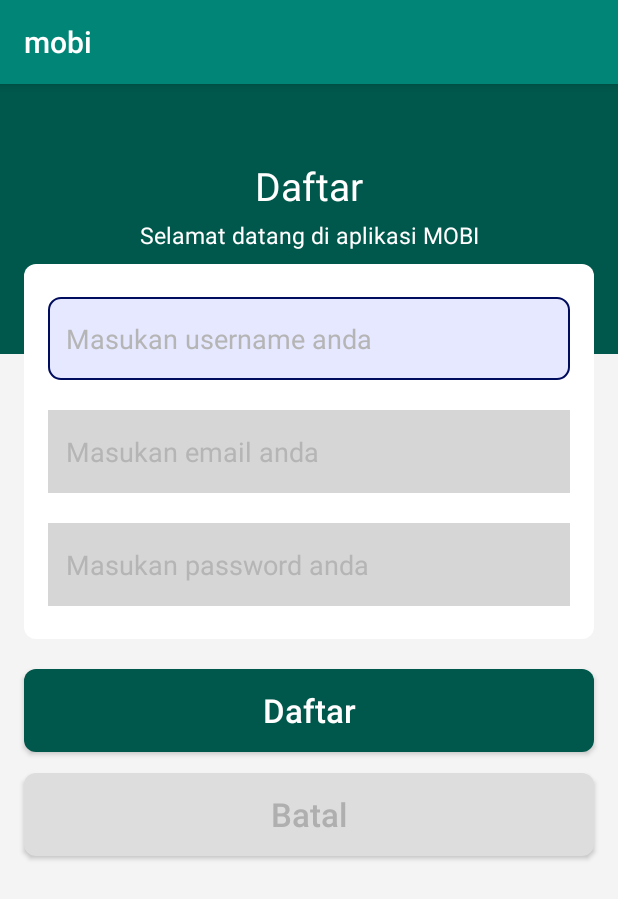
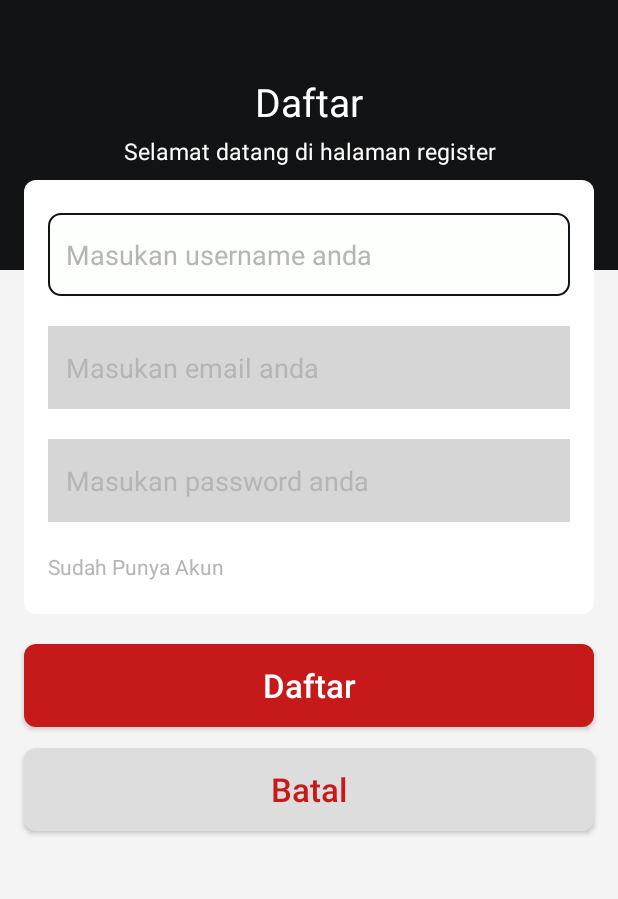
Before and after one commit to smkn5malang/smkcoding_mobi, an Android app: the RegisterActivity screen opened directly, with no data from a screen before it, after a tap on "Daftar", on a phone screen of 412 x 824 dp. Shown: the top 899 px of the screen. Run offline under Robolectric (Android 15) with nearby library versions, the phone set to English and light mode, and no system bars; our stand-ins replace Firebase (no records; nobody signed in at launch, a user with empty details on screens opened directly).

Commit message:
Initial commit

```diff
--- a/app/src/main/java/id/banggibima/mobi/MainActivity.kt
+++ b/app/src/main/java/id/banggibima/mobi/MainActivity.kt
@@ -10,6 +10,6 @@ class MainActivity : AppCompatActivity() {
         super.onCreate(savedInstanceState)
         setContentView(R.layout.activity_main)
 
-        startActivity(Intent(this, LoginActivity::class.java))
+        startActivity(Intent(this, StartActivity::class.java))
     }
 }
--- a/app/src/main/java/id/banggibima/mobi/RegisterActivity.kt
+++ b/app/src/main/java/id/banggibima/mobi/RegisterActivity.kt
@@ -6,6 +6,7 @@ import android.os.Bundle
 import android.view.View
 import android.widget.Button
 import android.widget.EditText
+import android.widget.TextView
 import android.widget.Toast
 import com.google.android.gms.tasks.OnCompleteListener
 import com.google.firebase.auth.FirebaseAuth
@@ -23,6 +24,7 @@ class RegisterActivity : AppCompatActivity() {
 
         val btnRegister = findViewById<View>(R.id.btnRegister) as Button
         val btnCancel = findViewById<View>(R.id.btnCancel) as Button
+        val txtSudahPunyaAkun = findViewById<View>(R.id.txtSudahPunyaAkun) as TextView
 
         mDatabase = FirebaseDatabase.getInstance().getReference("names")
 
@@ -33,6 +35,14 @@ class RegisterActivity : AppCompatActivity() {
         btnCancel.setOnClickListener(View.OnClickListener {
             view -> cancel()
         })
+
+        txtSudahPunyaAkun.setOnClickListener(View.OnClickListener {
+            view -> haveaccount()
+        })
+    }
+
+    private fun haveaccount() {
+        startActivity(Intent(this, MainActivity::class.java))
     }
 
     private fun register() {
@@ -40,9 +50,9 @@ class RegisterActivity : AppCompatActivity() {
         val inputEmailRegister = findViewById<View>(R.id.inputEmailRegister) as EditText
         val inputPasswordRegister = findViewById<View>(R.id.inputPasswordRegister) as EditText
 
-        var username = inputUsernameRegister.text.toString()
-        var email = inputEmailRegister.text.toString()
-        var password = inputPasswordRegister.text.toString()
+        val username = inputUsernameRegister.text.toString()
+        val email = inputEmailRegister.text.toString()
+        val password = inputPasswordRegister.text.toString()
 
         if (!username.isEmpty() && !email.isEmpty() && !password.isEmpty()) {
             mAuth.createUserWithEmailAndPassword(email, password).addOnCompleteListener(this, OnCompleteListener {
--- a/app/src/main/res/drawable/bgbtncreate.xml
+++ b/app/src/main/res/drawable/bgbtncontinue.xml
@@ -2,9 +2,9 @@
 <shape xmlns:android="http://schemas.android.com/apk/res/android">
 
     <solid
-        android:color="@color/colorPrimaryDark"/>
+            android:color="@color/colorThree"/>
 
     <corners
-        android:radius="8dp"/>
+            android:radius="8dp"/>
 
 </shape>
--- /dev/null
+++ b/app/src/main/res/drawable/bgbtnlogin.xml
@@ -0,0 +1,10 @@
+<?xml version="1.0" encoding="utf-8"?>
+<shape xmlns:android="http://schemas.android.com/apk/res/android">
+
+    <solid
+            android:color="@color/colorThree"/>
+
+    <corners
+            android:radius="8dp"/>
+
+</shape>
--- a/app/src/main/res/drawable/bginputselect.xml
+++ b/app/src/main/res/drawable/bginputselect.xml
@@ -2,11 +2,11 @@
 <shape xmlns:android="http://schemas.android.com/apk/res/android">
 
     <solid
-        android:color="#E5E8FF"/>
+        android:color="#FDFFFC"/>
 
     <stroke
         android:width="1dp"
-        android:color="#000C5D"/>
+        android:color="@color/colorTwelve"/>
 
     <corners
         android:radius="8dp"/>
--- a/app/src/main/res/layout/activity_register.xml
+++ b/app/src/main/res/layout/activity_register.xml
@@ -12,7 +12,7 @@
     <LinearLayout
             android:orientation="vertical"
             android:layout_width="match_parent"
-            android:background="@color/colorPrimaryDark"
+            android:background="@color/colorTwelve"
             android:layout_height="180dp">
 
         <TextView
@@ -31,7 +31,7 @@
                 android:layout_marginTop="-15dp"
                 android:textSize="15sp"
                 android:textColor="#FFFFFF"
-                android:text="@string/textWelcome"
+                android:text="@string/textWelcomeRegister"
                 android:textAlignment="center"
                 android:layout_marginBottom="20dp"
                 android:layout_width="match_parent"
@@ -64,7 +64,7 @@
                     android:paddingLeft="12dp"
                     android:paddingRight="12dp"
                     android:textColorHint="#B5B5B5"
-                    android:textColor="@color/colorPrimaryDark"
+                    android:textColor="@color/colorTwelve"
                     android:hint="@string/hintUsername"
                     android:layout_width="match_parent"
                     android:layout_height="55dp" />
@@ -86,7 +86,7 @@
                     android:paddingLeft="12dp"
                     android:paddingRight="12dp"
                     android:textColorHint="#B5B5B5"
-                    android:textColor="@color/colorPrimaryDark"
+                    android:textColor="@color/colorTwelve"
                     android:hint="@string/hintEmail"
                     android:layout_width="match_parent"
                     android:layout_height="55dp" />
@@ -108,10 +108,28 @@
                     android:paddingLeft="12dp"
                     android:paddingRight="12dp"
                     android:textColorHint="#B5B5B5"
-                    android:textColor="@color/colorPrimaryDark"
+                    android:textColor="@color/colorTwelve"
                     android:hint="@string/hintPassword"
                     android:layout_width="match_parent"
                     android:layout_height="55dp" />
+
+        </LinearLayout>
+
+        <LinearLayout
+                android:layout_marginTop="20dp"
+                android:layout_marginRight="16dp"
+                android:layout_marginLeft="16dp"
+                android:orientation="horizontal"
+                android:layout_width="match_parent"
+                android:layout_height="wrap_content">
+
+            <TextView
+                    android:id="@+id/txtSudahPunyaAkun"
+                    android:textColorHint="#B5B5B5"
+                    android:hint="@string/textSudahPunyaAkun"
+                    android:textAlignment="textStart"
+                    android:layout_width="match_parent"
+                    android:layout_height="wrap_content" />
 
         </LinearLayout>
 
@@ -125,7 +143,7 @@
             android:text="@string/textRegister"
             android:textColor="#FFF"
             android:textAllCaps="false"
-            android:background="@drawable/bgbtncreate"
+            android:background="@drawable/bgbtnlogin"
             android:textSize="22sp"
             android:layout_width="match_parent"
             android:layout_height="55dp" />
@@ -136,7 +154,7 @@
             android:layout_marginLeft="16dp"
             android:layout_marginTop="14dp"
             android:text="@string/textCancel"
-            android:textColor="#AFAFAF"
+            android:textColor="@color/colorThree"
             android:textAllCaps="false"
             android:background="@drawable/bgbtncancel"
             android:textSize="22sp"
--- a/app/src/main/res/values/strings.xml
+++ b/app/src/main/res/values/strings.xml
@@ -11,7 +11,10 @@
     <string name="textPassword">Password</string>
     <string name="textLupaPassword">Lupa password</string>
     <string name="textBelumPunyaAkun">Belum Punya Akun</string>
+    <string name="textSudahPunyaAkun">Sudah Punya Akun</string>
     <string name="textWelcome">Selamat datang di aplikasi MOBI</string>
+    <string name="textWelcomeLogin">Selamat datang di halaman login</string>
+    <string name="textWelcomeRegister">Selamat datang di halaman register</string>
     <string name="textSayWelcome">Halo</string>
     <string name="hintUsername">Masukan username  anda</string>
     <string name="hintEmail">Masukan email anda</string>
--- a/app/src/main/res/values/styles.xml
+++ b/app/src/main/res/values/styles.xml
@@ -1,7 +1,7 @@
 <resources>
 
     <!-- Base application theme. -->
-    <style name="AppTheme" parent="Theme.AppCompat.Light.DarkActionBar">
+    <style name="AppTheme" parent="Theme.AppCompat.Light.NoActionBar">
         <!-- Customize your theme here. -->
         <item name="colorPrimary">@color/colorPrimary</item>
         <item name="colorPrimaryDark">@color/colorPrimaryDark</item>
```
Also changed, not shown: app/src/main/java/id/banggibima/mobi/HomeActivity.kt (+13 -14 lines), app/src/main/java/id/banggibima/mobi/LoginActivity.kt (+11 -2 lines), app/src/main/java/id/banggibima/mobi/StartActivity.kt (+14 -0 lines), app/src/main/res/drawable/bgbtnregister.xml (added, +10 -0 lines), app/src/main/res/layout/activity_home.xml (+11 -0 lines), app/src/main/res/layout/activity_login.xml (+11 -19 lines), app/src/main/res/layout/activity_start.xml (+6 -10 lines), app/src/main/res/values/colors.xml (+15 -0 lines).
